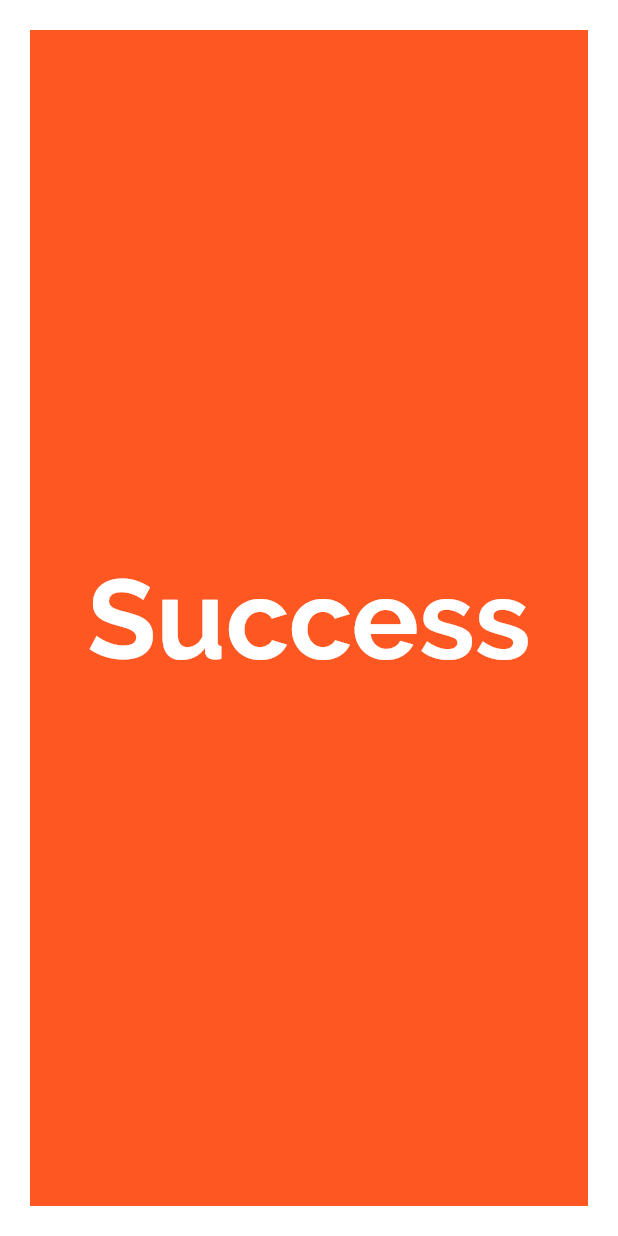
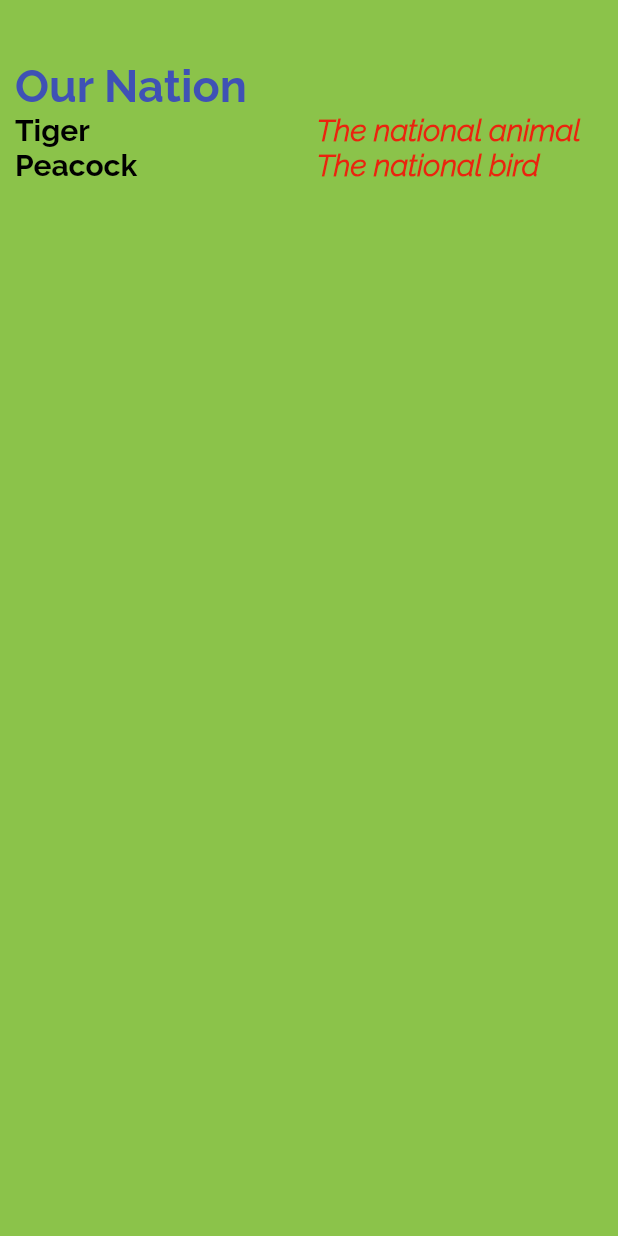
Before and after one commit to madhankumardroid/SHCourse, a Flutter app: the screen it shows after launch, on a phone screen of 412 x 824 dp. Run offline on Flutter 3.47's test engine with Material 2 defaults, Android fonts, the phone set to English and light mode, and no system bars.

Commit message:
Learned 1. Rows and Columns. 2. Expanded widgets.

```diff
--- /dev/null
+++ b/flutter_app/lib/app_screens/our_nation.dart
@@ -0,0 +1,86 @@
+import 'package:flutter/material.dart';
+
+class Nation extends StatelessWidget {
+  @override
+  Widget build(BuildContext context) {
+    return Center(
+      child: Container(
+        alignment: Alignment.center,
+        color: Colors.lightGreen,
+        padding: EdgeInsets.only(left: 10.0, top: 40.0),
+        child: Column(
+          children: <Widget>[
+            Row(
+              crossAxisAlignment: CrossAxisAlignment.center,
+              children: <Widget>[
+                Expanded(
+                    child: Text(
+                  "Our Nation",
+                  textDirection: TextDirection.ltr,
+                  style: TextStyle(
+                      decoration: TextDecoration.none,
+                      fontSize: 30.0,
+                      fontFamily: "Raleway",
+                      fontWeight: FontWeight.w700,
+                      color: Colors.indigo),
+                ))
+              ],
+            ),
+            Row(
+              children: <Widget>[
+                //In order to make the contents fit within the available space in the main axi, we need to wrap them inside the Expanded widget.
+                Expanded(
+                  child: Text("Tiger",
+                      textDirection: TextDirection.ltr,
+                      style: TextStyle(
+                          decoration: TextDecoration.none,
+                          fontSize: 20,
+                          fontFamily: "Raleway",
+                          fontWeight: FontWeight.w700,
+                          color: Colors.black)),
+                ),
+                Expanded(
+                  child: Text(
+                    "The national animal",
+                    textDirection: TextDirection.ltr,
+                    style: TextStyle(
+                        decoration: TextDecoration.none,
+                        fontSize: 20,
+                        fontFamily: "Raleway",
+                        fontStyle: FontStyle.italic),
+                  ),
+                )
+              ],
+            ),
+            Row(
+              children: <Widget>[
+                //In order to make the contents fit within the available space in the main axi, we need to wrap them inside the Expanded widget.
+                Expanded(
+                  child: Text("Peacock",
+                      textDirection: TextDirection.ltr,
+                      style: TextStyle(
+                          decoration: TextDecoration.none,
+                          fontSize: 20,
+                          fontFamily: "Raleway",
+                          fontWeight: FontWeight.w700,
+                          color: Colors.black)),
+                ),
+                Expanded(
+                  child: Text(
+                    "The national bird",
+                    textDirection: TextDirection.ltr,
+                    style: TextStyle(
+                        decoration: TextDecoration.none,
+                        fontSize: 20,
+                        fontFamily: "Raleway",
+                        fontStyle: FontStyle.italic),
+                  ),
+                )
+              ],
+            )
+          ],
+        ),
+      ),
+    );
+  }
+}
--- a/flutter_app/lib/main.dart
+++ b/flutter_app/lib/main.dart
@@ -1,10 +1,10 @@
 import 'package:flutter/material.dart';
 
-import 'app_screens/home.dart';
+import 'app_screens/our_nation.dart';
 
 void main() {
   runApp(new MaterialApp(
     title: "Exploring UI Widgets",
-    home: new Home(),
+    home: new Nation(),
   ));
 }
```
Also changed, not shown: 1 other file.
